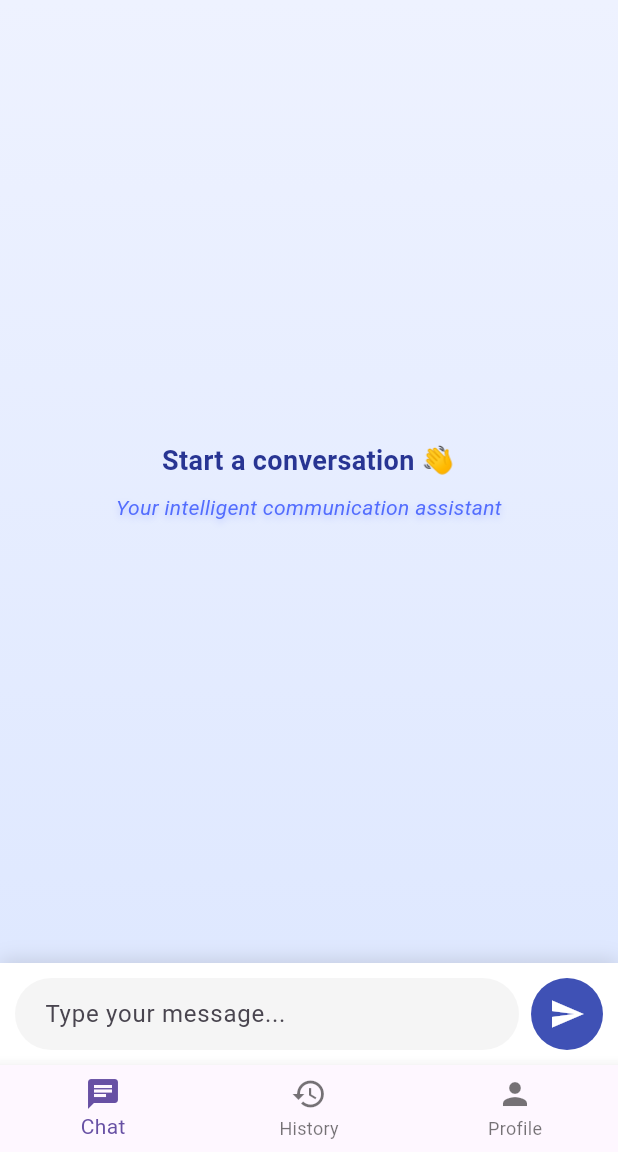
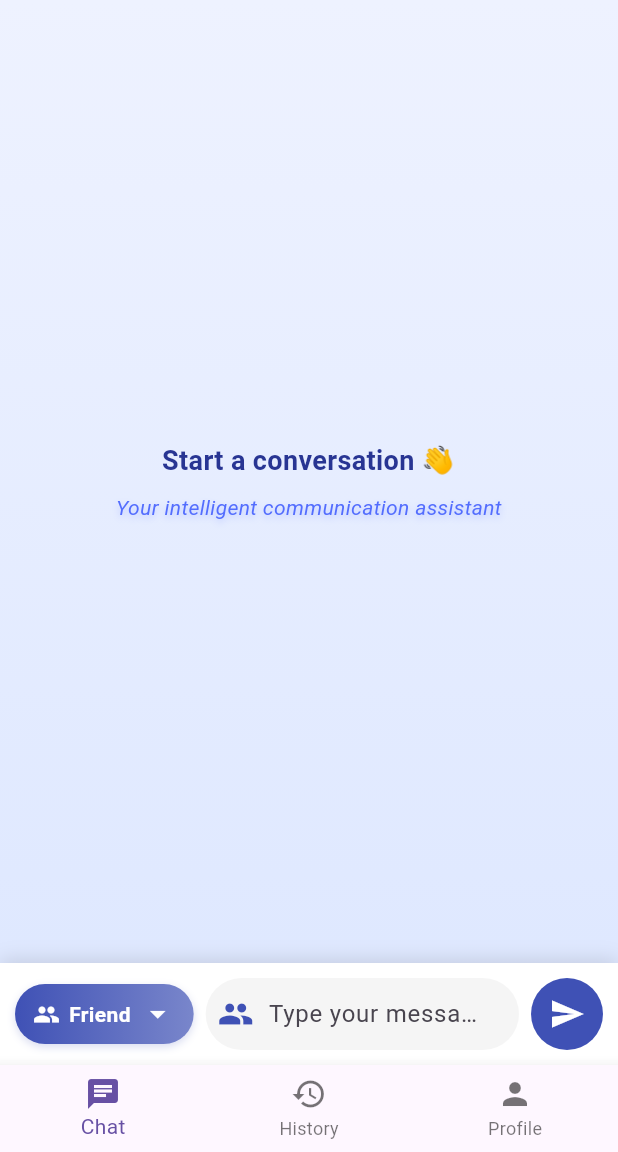
Before and after one commit to aizaziqbal11-wq/smart-talk-ai, a Flutter app: the screen it shows after launch, on a phone screen of 412 x 824 dp, the part 84-1236 px from its top. Run offline on Flutter 3.47's test engine with Material 3 defaults, Android fonts, the phone set to English and light mode, and no system bars.

Commit message:
Adding drop down button in text-box

```diff
--- a/lib/screens/chat_screen.dart
+++ b/lib/screens/chat_screen.dart
@@ -10,6 +10,14 @@ class ChatScreen extends StatefulWidget {
 class _ChatScreenState extends State<ChatScreen> {
   final TextEditingController _controller = TextEditingController();
   List<Message> messages = [];
+  String _selectedRole = 'Friend';
+  final Map<String, IconData> _roleIcons = {
+    'Friend': Icons.people,
+    'Boss/Manager': Icons.business_center,
+    'Family Member': Icons.family_restroom,
+    'Teacher/Professor': Icons.school,
+    'Default': Icons.person,
+  };
 
   void sendMessage() {
     if (_controller.text.trim().isEmpty) return;
@@ -109,12 +117,94 @@ class _ChatScreenState extends State<ChatScreen> {
               ),
               child: Row(
                 children: [
+                  /// ROLE DROPDOWN
+                  Padding(
+                    padding: const EdgeInsets.only(right: 8.0),
+                    child: PopupMenuButton<String>(
+                      tooltip: 'Select role',
+                      onSelected: (value) =>
+                          setState(() => _selectedRole = value),
+                      itemBuilder: (context) => _roleIcons.keys
+                          .where((k) => k != 'Default')
+                          .map(
+                            (role) => PopupMenuItem(
+                              value: role,
+                              child: Row(
+                                children: [
+                                  Icon(_roleIcons[role], color: Colors.indigo),
+                                  const SizedBox(width: 8),
+                                  Text(role),
+                                ],
+                              ),
+                            ),
+                          )
+                          .toList(),
+                      child: Container(
+                        decoration: BoxDecoration(
+                          borderRadius: BorderRadius.circular(24),
+                          gradient: LinearGradient(
+                            colors: [
+                              Colors.indigo.shade500,
+                              Colors.indigo.shade300,
+                            ],
+                          ),
+                          boxShadow: [
+                            BoxShadow(
+                              color: Colors.indigo.withOpacity(0.2),
+                              blurRadius: 4,
+                              offset: Offset(0, 2),
+                            ),
+                          ],
+                        ),
+                        padding: const EdgeInsets.symmetric(
+                          horizontal: 12,
+                          vertical: 8,
+                        ),
+                        child: Row(
+                          mainAxisSize: MainAxisSize.min,
+                          children: [
+                            Icon(
+                              _roleIcons[_selectedRole] ??
+                                  _roleIcons['Default'],
+                              color: Colors.white,
+                              size: 18,
+                            ),
+                            const SizedBox(width: 6),
+                            Text(
+                              _selectedRole,
+                              style: const TextStyle(
+                                color: Colors.white,
+                                fontWeight: FontWeight.w600,
+                              ),
+                            ),
+                            const SizedBox(width: 6),
+                            const Icon(
+                              Icons.arrow_drop_down,
+                              color: Colors.white,
+                            ),
+                          ],
+                        ),
+                      ),
+                    ),
+                  ),
+
                   /// TEXT FIELD
                   Expanded(
                     child: TextField(
                       controller: _controller,
                       decoration: InputDecoration(
                         hintText: "Type your message...",
+                        prefixIcon: Padding(
+                          padding: const EdgeInsets.only(left: 8.0, right: 6.0),
+                          child: Icon(
+                            _roleIcons[_selectedRole] ?? _roleIcons['Default'],
+                            color: Colors.indigo,
+                          ),
+                        ),
+                        prefixIconConstraints: const BoxConstraints(
+                          minWidth: 36,
+                          minHeight: 24,
+                        ),
                         filled: true,
                         fillColor: Colors.grey[100],
                         contentPadding: const EdgeInsets.symmetric(
```
